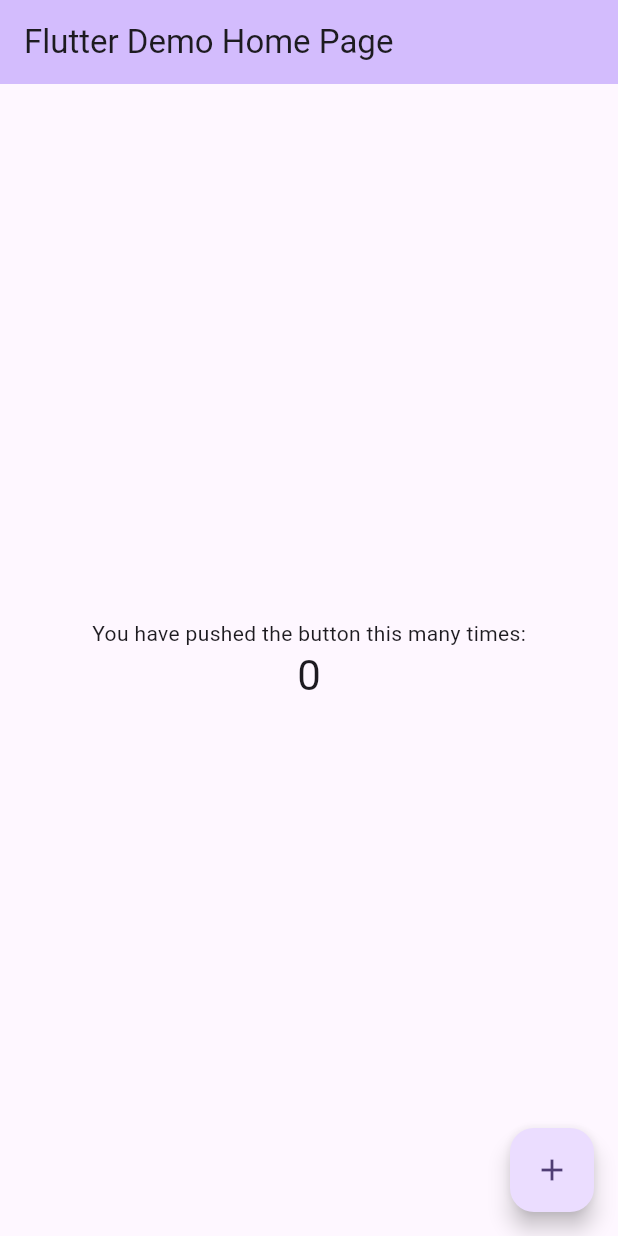
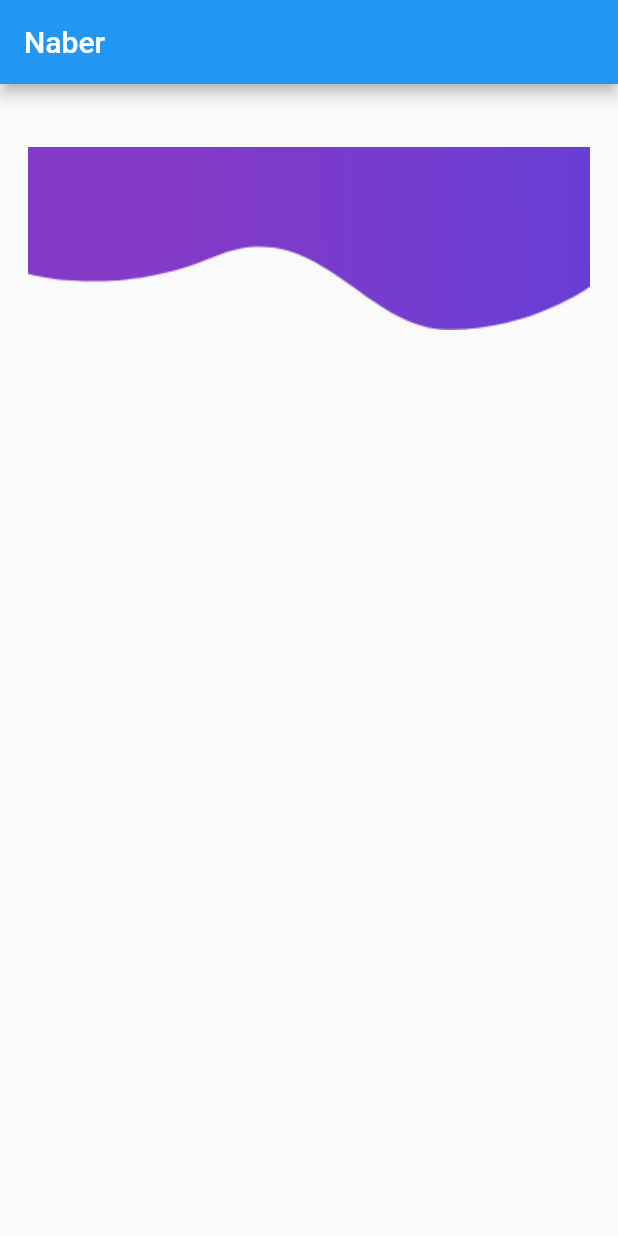
Before and after one commit to Erimsaholut/firebaseLearning, a Flutter app: the screen it shows after launch, on a phone screen of 412 x 824 dp. Run offline on Flutter 3.47's test engine with Material 2 defaults, Android fonts, the phone set to English and light mode, and no system bars.

Commit message:
login page

```diff
--- /dev/null
+++ b/lib/login_page.dart
@@ -0,0 +1,30 @@
+import 'package:flutter/material.dart';
+
+class LoginPage extends StatefulWidget {
+  const LoginPage({super.key});
+
+  @override
+  State<LoginPage> createState() => _LoginPageState();
+}
+
+class _LoginPageState extends State<LoginPage> {
+  @override
+  Widget build(BuildContext context) {
+    var height = MediaQuery.of(context).size.height;
+    return Scaffold(
+      appBar: AppBar(title: const Text("Naber")),
+      body: Column(
+        children: [
+          Container(
+            height: height*0.25,
+            decoration: const BoxDecoration(
+              image: DecorationImage(
+                image: AssetImage("assets/images/topImage.png"),
+              ),
+            ),
+          )
+        ],
+      ),
+    );
+  }
+}
--- a/lib/main.dart
+++ b/lib/main.dart
@@ -1,4 +1,6 @@
 import 'package:flutter/material.dart';
+
+import 'login_page.dart';
 
 void main() {
   runApp(const MyApp());
@@ -9,62 +11,9 @@ class MyApp extends StatelessWidget {
 
   @override
   Widget build(BuildContext context) {
-    return MaterialApp(
+    return const MaterialApp(
       title: 'Flutter Firebase Demo',
-      theme: ThemeData(
-        colorScheme: ColorScheme.fromSeed(seedColor: Colors.deepPurple),
-        useMaterial3: true,
-      ),
-      home: const MyHomePage(title: 'Flutter Demo Home Page'),
+      home: LoginPage(),
     );
   }
 }
-
-class MyHomePage extends StatefulWidget {
-  const MyHomePage({super.key, required this.title});
-
-  final String title;
-
-  @override
-  State<MyHomePage> createState() => _MyHomePageState();
-}
-
-class _MyHomePageState extends State<MyHomePage> {
-  int _counter = 0;
-
-  void _incrementCounter() {
-    setState(() {
-      _counter++;
-    });
-  }
-
-  @override
-  Widget build(BuildContext context) {
-    return Scaffold(
-      appBar: AppBar(
-        backgroundColor: Theme.of(context).colorScheme.inversePrimary,
-
-        title: Text(widget.title),
-      ),
-      body: Center(
-        child: Column(
-          mainAxisAlignment: MainAxisAlignment.center,
-          children: <Widget>[
-            const Text(
-              'You have pushed the button this many times:',
-            ),
-            Text(
-              '$_counter',
-              style: Theme.of(context).textTheme.headlineMedium,
-            ),
-          ],
-        ),
-      ),
-      floatingActionButton: FloatingActionButton(
-        onPressed: _incrementCounter,
-        tooltip: 'Increment',
-        child: const Icon(Icons.add),
-      ),
-    );
-  }
-}
```
Also changed, not shown: pubspec.yaml (+3 -36 lines), assets/images/topImage.png (added), 1 other file.
